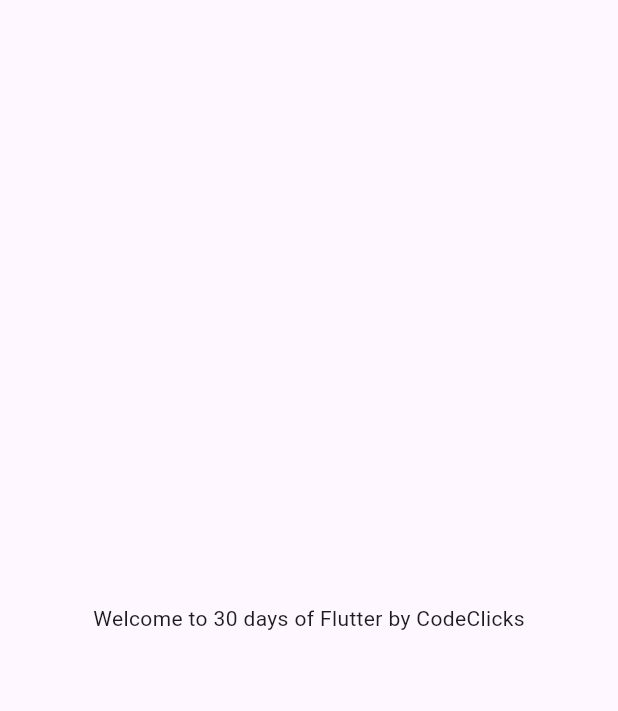
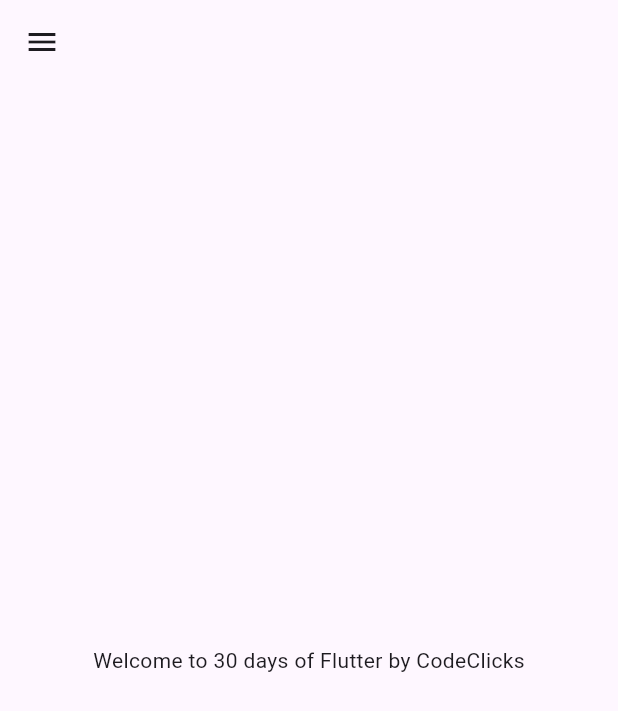
Before and after one commit to KefayetUllah/30DaysOfFlutter, a Flutter app: the screen it shows after launch, on a phone screen of 412 x 824 dp. Shown: the top 711 px of the screen. Run offline on Flutter 3.47's test engine with Material 3 defaults, Android fonts, the phone set to English and light mode, and no system bars.

Commit message:
Initial Commit

```diff
--- a/lib/home_page.dart
+++ b/lib/home_page.dart
@@ -6,12 +6,14 @@ class HomePage extends StatelessWidget {
 
   @override
   Widget build(BuildContext context) {
-    return Material(
-      child: Center(
+    return Scaffold(
+      appBar: AppBar(),
+      body: Center(
         child: Container(
           child: Text("Welcome to $days days of Flutter by $name"),
         ),
       ),
+      drawer: Drawer(),
     );
   }
 }
```
Also changed, not shown: 1 other file.
